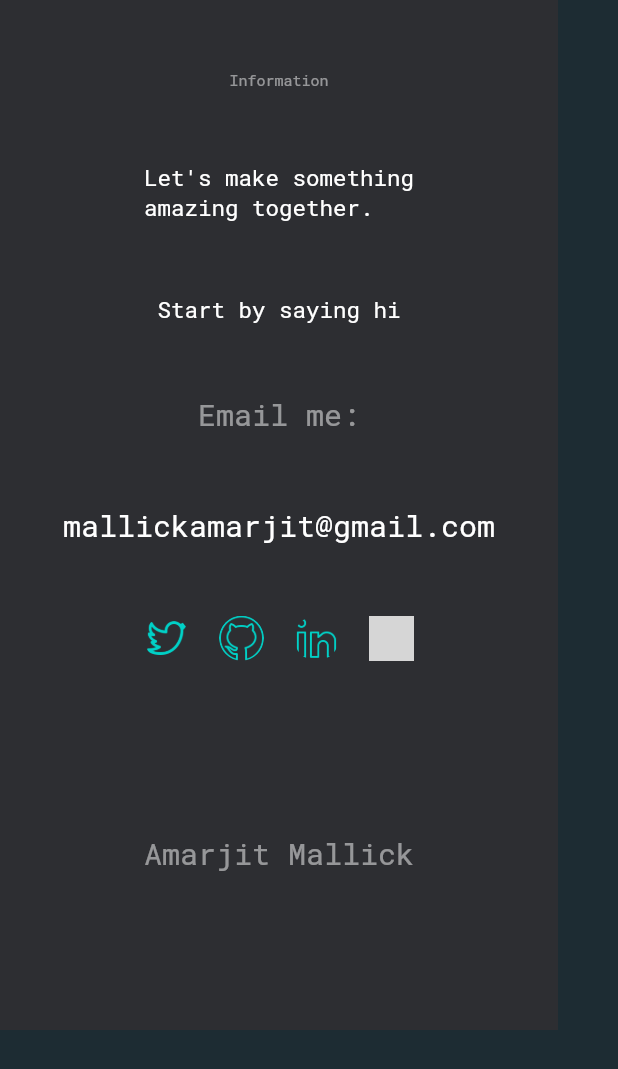
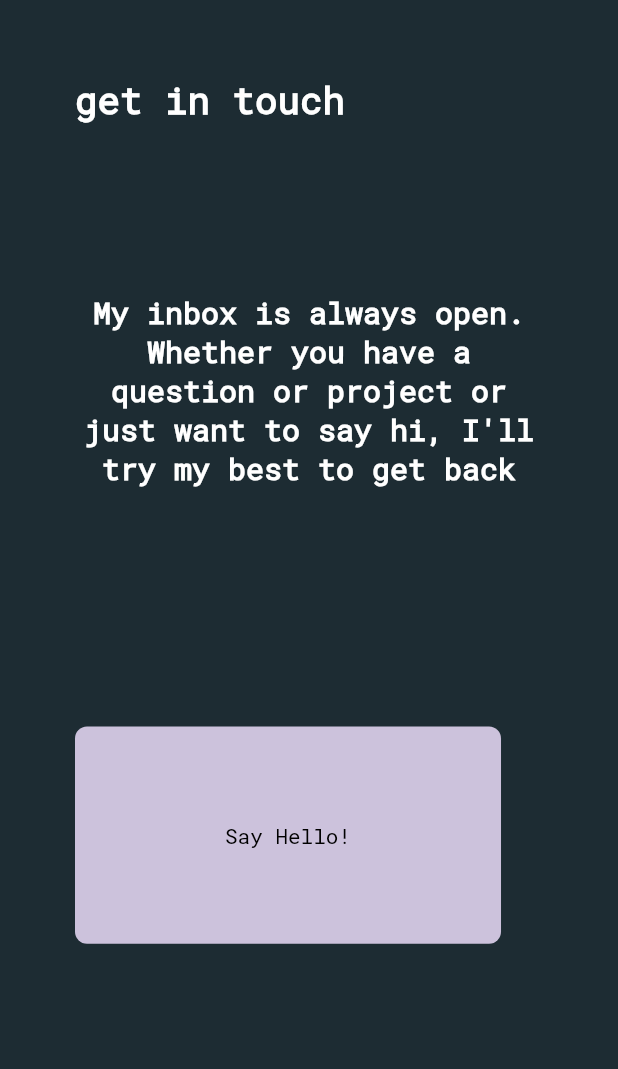
Before and after one commit to amarjitmallick/Portfolio, a Flutter app: the ContactMobile widget shown alone on an empty page, opened directly, on a phone screen of 412 x 824 dp. Shown: the top 1069 px of the screen. Run offline on Flutter 3.47's test engine with Material 2 defaults, Android fonts, the phone set to English and light mode, and no system bars; our stand-ins replace responsive_builder, scroll_to_index; missing offline and left inert: hovering; grey boxes are pictures that could not be loaded.

Commit message:
contact mobile section updated

```diff
--- a/lib/contact/contact_mobile.dart
+++ b/lib/contact/contact_mobile.dart
@@ -1,4 +1,6 @@
 import 'package:flutter/material.dart';
+import 'package:portfolio/theme/theme_switcher.dart';
+import 'package:url_launcher/url_launcher.dart';
 
 class ContactMobile extends StatefulWidget {
   @override
@@ -8,101 +10,78 @@ class ContactMobile extends StatefulWidget {
 class _ContactMobileState extends State<ContactMobile> {
   @override
   Widget build(BuildContext context) {
+    final Uri params = Uri(
+      scheme: 'mailto',
+      path: 'mallickamarjit@gmail.com',
+      query: 'subject= &body= Hi, Amarjit', //add subject and body here
+    );
+
+    var url = params.toString();
+
     return Container(
-      width: MediaQuery.of(context).size.width - 40,
-      height: MediaQuery.of(context).size.height / 1.2,
-      color: Color(0xFF2D2E32),
-      child: Center(
+      width: MediaQuery.of(context).size.width,
+      height: MediaQuery.of(context).size.height,
+      padding: EdgeInsets.symmetric(horizontal: 50, vertical: 50),
       child: Column(
         mainAxisAlignment: MainAxisAlignment.spaceEvenly,
         crossAxisAlignment: CrossAxisAlignment.start,
         children: [
-            Center(
+          Expanded(
             child: Text(
-                'Information',
+              'get in touch',
               style: TextStyle(
-                    color: Colors.white.withOpacity(0.5),
+                color: ThemeSwitcher.of(context).isDarkModeOn ? Colors.white : Colors.black,
+                fontSize: 25,
+                fontWeight: FontWeight.bold,
                 fontFamily: 'RobotoMono',
-                    fontSize: 10),
+              ),
+              textAlign: TextAlign.center,
             ),
           ),
-            Center(
+          Expanded(
             child: Text(
-                "Let's make something\namazing together.",
+              "My inbox is always open. Whether you have a question or project or just want to say hi, I'll try my best to get back to you!",
               style: TextStyle(
-                    color: Colors.white,
+                color: ThemeSwitcher.of(context).isDarkModeOn ? Colors.white : Colors.black,
+                fontSize: 20,
+                fontWeight: FontWeight.bold,
                 fontFamily: 'RobotoMono',
-                    fontSize: 15),
+              ),
+              maxLines: 5,
+              textAlign: TextAlign.center,
             ),
           ),
-            Center(
+          Spacer(),
+          Expanded(
+            child: TextButton(
+              onPressed: () async {
+                if (await canLaunch(url)) {
+                  await launch(url);
+                } else {
+                  throw 'Could not launch $url';
+                }
+              },
+              style: TextButton.styleFrom(
+                backgroundColor: ThemeSwitcher.of(context).isDarkModeOn
+                    ? ThemeData.dark(useMaterial3: true).colorScheme.secondary
+                    : Color(0xFF646AFF),
+                shape: RoundedRectangleBorder(
+                  borderRadius: BorderRadius.circular(8),
+                ),
+                padding: EdgeInsets.symmetric(horizontal: 100, vertical: 50),
+              ),
               child: Text(
-                "Start by saying hi",
+                "Say Hello!",
                 style: TextStyle(
-                    color: Colors.white,
+                  color: ThemeSwitcher.of(context).isDarkModeOn ? Colors.black : Colors.white,
                   fontFamily: 'RobotoMono',
-                    fontSize: 15),
+                ),
+                overflow: TextOverflow.ellipsis,
               ),
             ),
-            Center(
-              child: Text(
-                'Email me:',
-                style: TextStyle(
-                    color: Colors.white.withOpacity(0.5),
-                    fontFamily: 'RobotoMono',
-                    fontSize: 20),
           ),
-            ),
-            Center(
-              child: Text(
-                "mallickamarjit@gmail.com",
-                style: TextStyle(
-                    color: Colors.white,
-                    fontFamily: 'RobotoMono',
-                    fontSize: 20),
-              ),
-            ),
-            Row(
-              mainAxisAlignment: MainAxisAlignment.center,
-              children: [
-                CircleAvatar(
-                  backgroundImage: AssetImage('assets/icons/twitter.png'),
-                  backgroundColor: Colors.transparent,
-                  radius: 15,
-                ),
-                SizedBox(width: 20),
-                CircleAvatar(
-                  backgroundImage: AssetImage('assets/icons/github.png'),
-                  backgroundColor: Colors.transparent,
-                  radius: 15,
-                ),
-                SizedBox(width: 20),
-                CircleAvatar(
-                  backgroundImage: AssetImage('assets/icons/linkedin.png'),
-                  backgroundColor: Colors.transparent,
-                  radius: 15,
-                ),
-                SizedBox(width: 20),
-                CircleAvatar(
-                  backgroundImage: AssetImage('assets/icons/instagram.png'),
-                  backgroundColor: Colors.transparent,
-                  radius: 15,
-                ),
+          Spacer(),
         ],
-            ),
-            SizedBox(height: 20),
-            Center(
-              child: Text(
-                "Amarjit Mallick",
-                style: TextStyle(
-                    color: Colors.white.withOpacity(0.5),
-                    fontFamily: 'RobotoMono',
-                    fontSize: 20),
-              ),
-            ),
-            SizedBox(height: 10),
-          ],
-        ),
       ),
     );
   }
```
Lines whose indentation alone changed are shown as unchanged.
